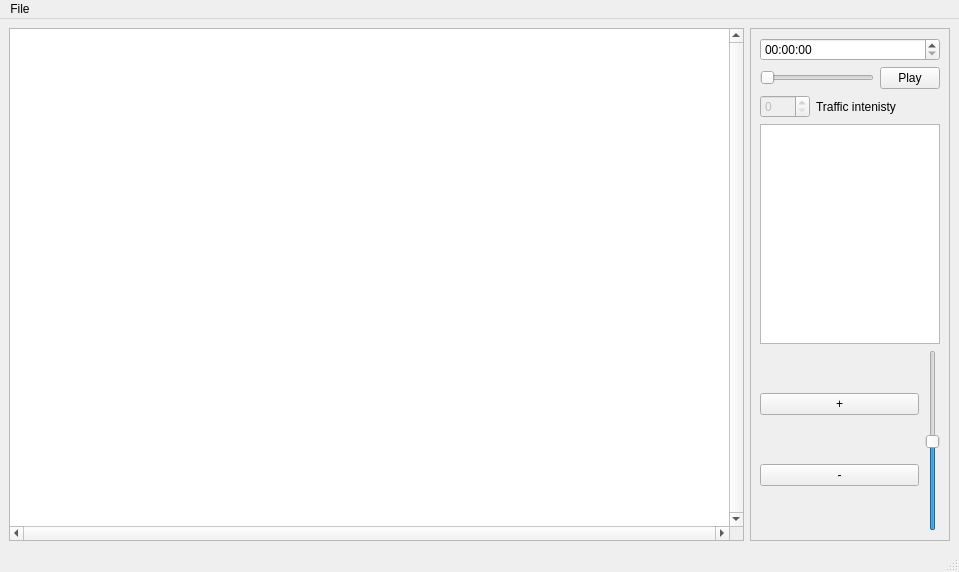
The window that qt/traffic/mainwindow.ui (pirxus/VUT-FIT-ICP-project) describes before a commit, drawn with Qt 5.
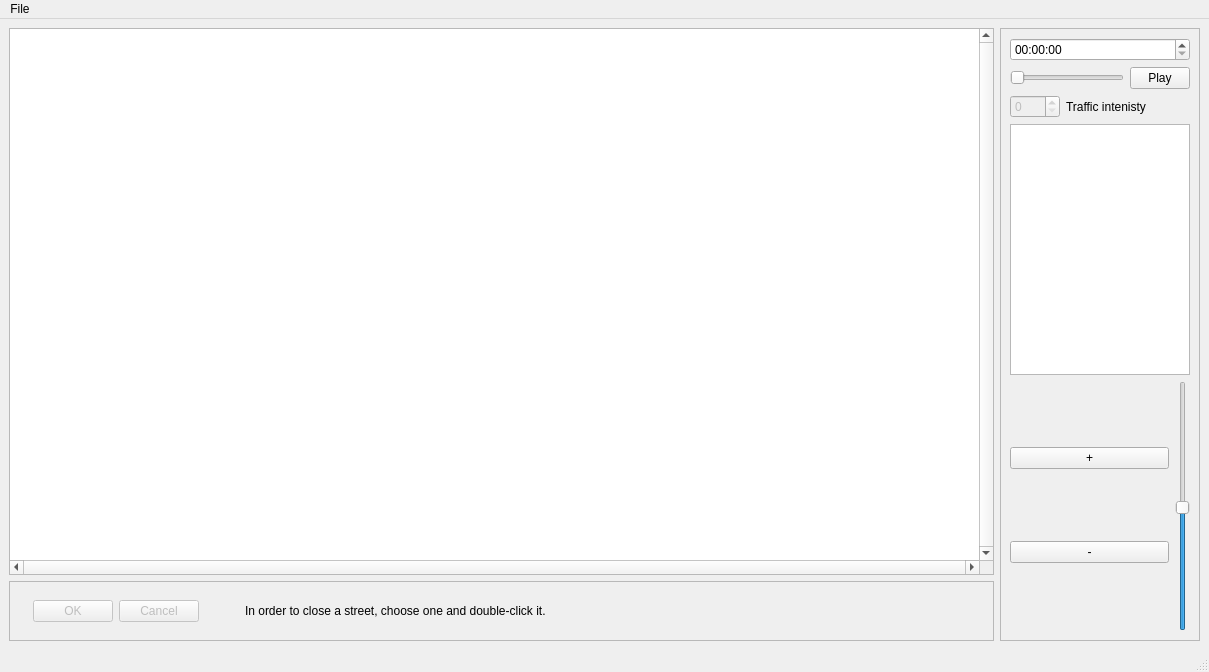
The same window after the commit.

Commit message: preparing for street closing

```diff
--- a/qt/traffic/mainwindow.ui
+++ b/qt/traffic/mainwindow.ui
@@ -9,8 +9,8 @@
    <rect>
     <x>0</x>
     <y>0</y>
-    <width>959</width>
-    <height>572</height>
+    <width>1209</width>
+    <height>672</height>
    </rect>
   </property>
   <property name="sizePolicy">
@@ -23,7 +23,9 @@
    <string>MainWindow</string>
   </property>
   <widget class="QWidget" name="centralwidget">
-   <layout class="QHBoxLayout" name="horizontalLayout">
+   <layout class="QHBoxLayout" name="horizontalLayout_3">
+    <item>
+     <layout class="QVBoxLayout" name="verticalLayout_2">
     <item>
      <widget class="QGraphicsView" name="graphicsView">
       <property name="verticalScrollBarPolicy">
@@ -41,6 +43,65 @@
      </widget>
     </item>
     <item>
+       <widget class="QFrame" name="frame_2">
+        <property name="frameShape">
+         <enum>QFrame::StyledPanel</enum>
+        </property>
+        <property name="frameShadow">
+         <enum>QFrame::Raised</enum>
+        </property>
+        <layout class="QHBoxLayout" name="horizontalLayout">
+         <item>
+          <widget class="QDialogButtonBox" name="buttonBoxClose">
+           <property name="enabled">
+            <bool>false</bool>
+           </property>
+           <property name="minimumSize">
+            <size>
+             <width>0</width>
+             <height>40</height>
+            </size>
+           </property>
+           <property name="maximumSize">
+            <size>
+             <width>180</width>
+             <height>16777215</height>
+            </size>
+           </property>
+           <property name="standardButtons">
+            <set>QDialogButtonBox::Cancel|QDialogButtonBox::Ok</set>
+           </property>
+          </widget>
+         </item>
+         <item>
+          <spacer name="horizontalSpacer">
+           <property name="orientation">
+            <enum>Qt::Horizontal</enum>
+           </property>
+           <property name="sizeType">
+            <enum>QSizePolicy::Fixed</enum>
+           </property>
+           <property name="sizeHint" stdset="0">
+            <size>
+             <width>40</width>
+             <height>20</height>
+            </size>
+           </property>
+          </spacer>
+         </item>
+         <item>
+          <widget class="QLabel" name="labelClose">
+           <property name="text">
+            <string>In order to close a street, choose one and double-click it.</string>
+           </property>
+          </widget>
+         </item>
+        </layout>
+       </widget>
+      </item>
+     </layout>
+    </item>
+    <item>
      <widget class="QFrame" name="frame">
       <property name="minimumSize">
        <size>
@@ -219,7 +280,7 @@
     <rect>
      <x>0</x>
      <y>0</y>
-     <width>959</width>
+     <width>1209</width>
      <height>24</height>
     </rect>
    </property>
```
Left out of the diff: 9 changed lines with no effect on the pictures. Lines whose indentation alone changed are shown as unchanged. The commit also changes 8 other files.
